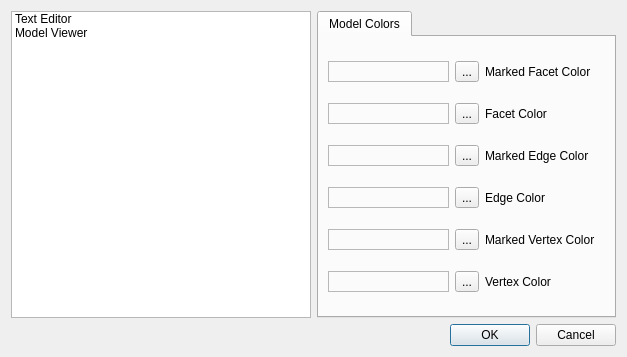
First picture: the form in src/preferences.ui, repository GilesBathgate/RapCAD, before the edit.
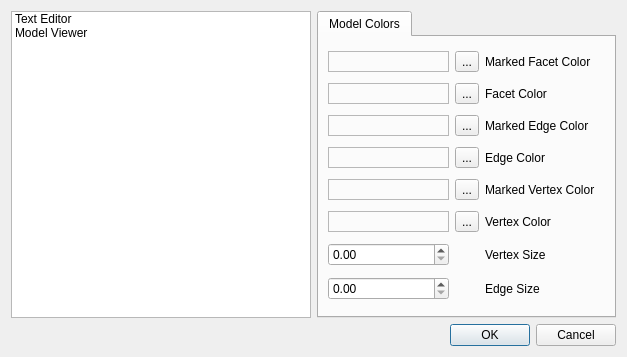
Second picture: the form after the edit.

Commit message:
Implemented preferences for edge and vertex size.
This gives custom appearance in skeleton mode. Setting the vertex
size to 0 bypasses rendering of vertexes completely. Likewise for
edges.

What changed in the file:
```diff
--- a/src/preferences.ui
+++ b/src/preferences.ui
@@ -214,6 +214,26 @@
            </property>
           </widget>
          </item>
+         <item row="6" column="0">
+          <widget class="QDoubleSpinBox" name="vertexSizeSpinBox"/>
+         </item>
+         <item row="7" column="0">
+          <widget class="QDoubleSpinBox" name="edgeSizeSpinBox"/>
+         </item>
+         <item row="6" column="2">
+          <widget class="QLabel" name="vertexSizeLabel">
+           <property name="text">
+            <string>Vertex Size</string>
+           </property>
+          </widget>
+         </item>
+         <item row="7" column="2">
+          <widget class="QLabel" name="edgeSizeLabel">
+           <property name="text">
+            <string>Edge Size</string>
+           </property>
+          </widget>
+         </item>
         </layout>
        </widget>
       </widget>
```
Left out of the diff: 14 changed lines with no effect on the pictures. The commit also changes 7 other files.
